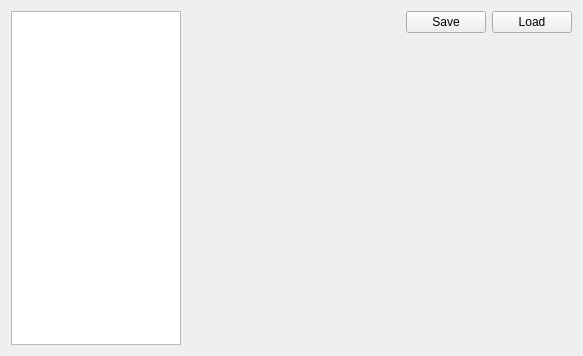
Before: the Qt Designer form GUI/Dialog/DMachineSetup/DMachineSetup.ui in Eomys/pyleecan, drawn with Qt 5.
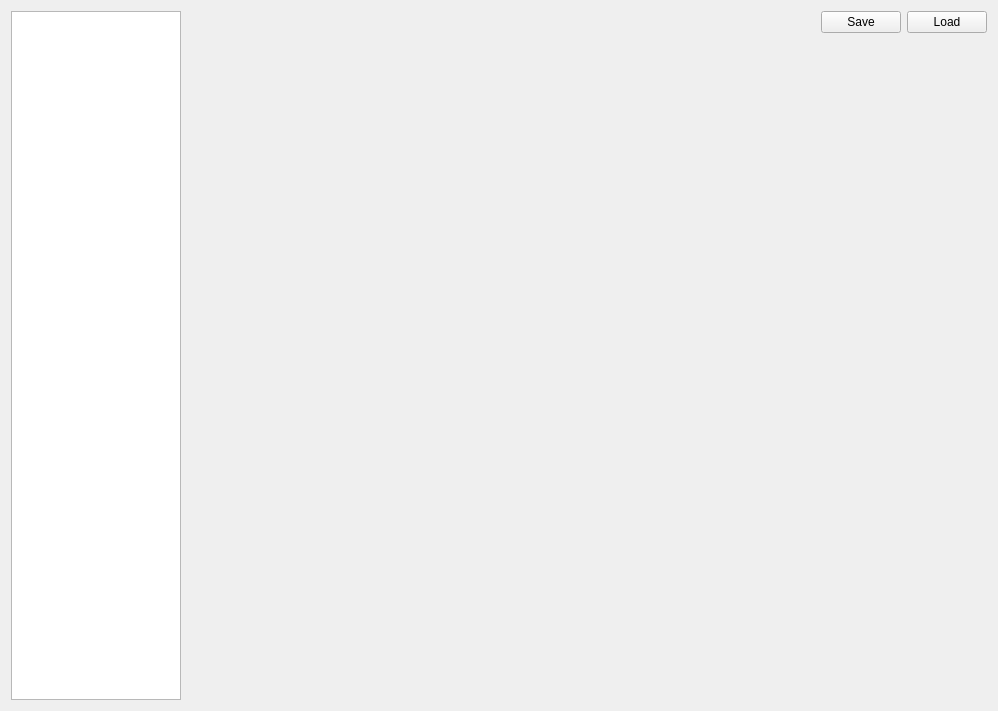
After: the same form once the commit is applied.

What changed in the file:
```diff
--- a/GUI/Dialog/DMachineSetup/DMachineSetup.ui
+++ b/GUI/Dialog/DMachineSetup/DMachineSetup.ui
@@ -6,8 +6,8 @@
    <rect>
     <x>0</x>
     <y>0</y>
-    <width>583</width>
-    <height>356</height>
+    <width>996</width>
+    <height>711</height>
    </rect>
   </property>
   <property name="windowTitle">
@@ -64,7 +64,20 @@
       </layout>
      </item>
      <item>
-      <widget class="QWidget" name="w_step" native="true"/>
+      <widget class="QWidget" name="w_step" native="true">
+       <property name="sizePolicy">
+        <sizepolicy hsizetype="Expanding" vsizetype="Expanding">
+         <horstretch>0</horstretch>
+         <verstretch>0</verstretch>
+        </sizepolicy>
+       </property>
+       <property name="minimumSize">
+        <size>
+         <width>800</width>
+         <height>660</height>
+        </size>
+       </property>
+      </widget>
      </item>
     </layout>
    </item>
```
